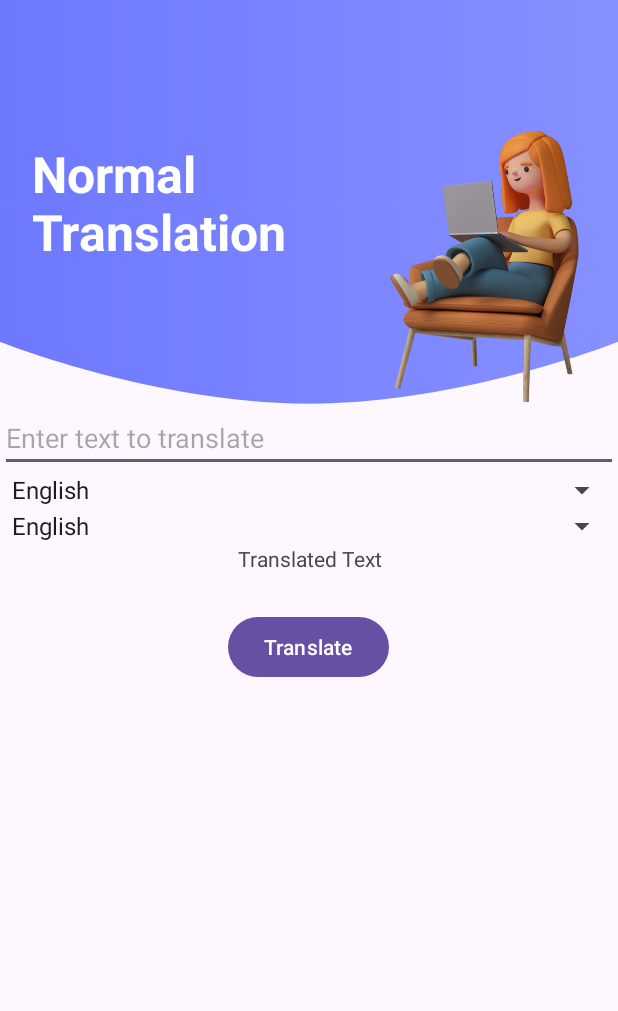
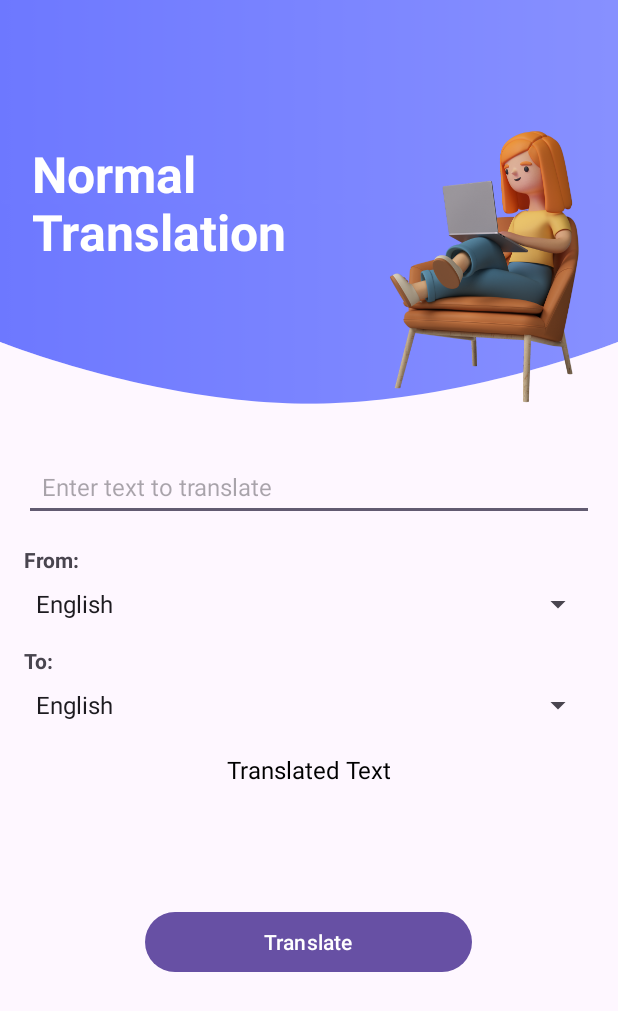
Before and after one commit to Hauooo/Assignment, an Android app: the NormalTranslationActivity screen opened directly, with no data from a screen before it, on a phone screen of 412 x 824 dp. Shown: the top 1011 px of the screen. Run offline under Robolectric (Android 15) with nearby library versions, the phone set to English and light mode, and no system bars; libraries missing offline, so code that uses them is left out: com.google.mlkit.nl.

Commit message:
redesigned UI on normal translation

```diff
--- a/app/src/main/res/layout/activity_main.xml
+++ b/app/src/main/res/layout/activity_main.xml
@@ -1,5 +1,6 @@
 <?xml version="1.0" encoding="utf-8"?>
-<androidx.constraintlayout.widget.ConstraintLayout xmlns:android="http://schemas.android.com/apk/res/android"
+<androidx.constraintlayout.widget.ConstraintLayout
+    xmlns:android="http://schemas.android.com/apk/res/android"
     xmlns:app="http://schemas.android.com/apk/res-auto"
     xmlns:tools="http://schemas.android.com/tools"
     android:layout_width="match_parent"
--- a/app/src/main/res/layout/activity_normal_translation.xml
+++ b/app/src/main/res/layout/activity_normal_translation.xml
@@ -61,55 +61,76 @@
 
             <LinearLayout
                 android:layout_width="match_parent"
-                android:layout_height="466dp"
+                android:layout_height="wrap_content"
+                android:orientation="vertical"
                 android:gravity="center_horizontal"
-                android:orientation="vertical"
-                app:layout_constraintEnd_toEndOf="parent"
+                android:layout_marginTop="16dp"
+                android:padding="16dp"
+                app:layout_constraintTop_toBottomOf="@id/layout1"
                 app:layout_constraintStart_toStartOf="parent"
-                app:layout_constraintTop_toBottomOf="@id/layout1">
+                app:layout_constraintEnd_toEndOf="parent">
 
                 <EditText
                     android:id="@+id/input_text"
                     android:layout_width="match_parent"
                     android:layout_height="wrap_content"
                     android:hint="Enter text to translate"
-                    app:layout_constraintEnd_toEndOf="parent"
-                    app:layout_constraintStart_toStartOf="parent"
-                    app:layout_constraintTop_toTopOf="parent" />
+                    android:padding="12dp"
+                    android:textColor="@android:color/black"
+                    android:textSize="16sp" />
+
+                <TextView
+                    android:id="@+id/textView"
+                    android:layout_width="match_parent"
+                    android:layout_height="wrap_content"
+                    android:layout_marginTop="16dp"
+                    android:textStyle="bold"
+                    android:text="From:" />
 
                 <Spinner
                     android:id="@+id/input_language_spinner"
+                    android:layout_marginTop="8dp"
                     android:layout_width="match_parent"
                     android:layout_height="wrap_content"
                     android:entries="@array/language_array" />
 
+                <TextView
+                    android:id="@+id/textView2"
+                    android:layout_width="match_parent"
+                    android:layout_height="wrap_content"
+                    android:layout_marginTop="16dp"
+                    android:textStyle="bold"
+                    android:text="To:" />
+
                 <Spinner
+                    android:layout_marginTop="8dp"
                     android:id="@+id/translated_language_spinner"
                     android:layout_width="match_parent"
                     android:layout_height="wrap_content"
                     android:entries="@array/language_array" />
 
+
                 <TextView
                     android:id="@+id/translated_text"
                     android:layout_width="match_parent"
                     android:layout_height="wrap_content"
+                    android:text="Translated Text"
                     android:gravity="center"
-                    android:text="Translated Text"
-                    app:layout_constraintEnd_toEndOf="parent"
-                    app:layout_constraintStart_toStartOf="parent"
-                    app:layout_constraintTop_toBottomOf="@id/translate_button" />
+                    android:textColor="@android:color/black"
+                    android:textSize="16sp"
+                    android:layout_marginTop="20dp" />
 
                 <com.google.android.material.button.MaterialButton
                     android:id="@+id/translate_button"
-                    android:layout_width="wrap_content"
+                    android:layout_width="218dp"
                     android:layout_height="wrap_content"
-                    android:layout_gravity="center"
-                    android:layout_marginTop="25dp"
+                    android:layout_marginTop="80dp"
                     android:text="Translate"
-                    app:layout_constraintStart_toStartOf="parent" />
+                    android:textColor="@android:color/white" />
+
+            </LinearLayout>
 
 
-            </LinearLayout>
         </LinearLayout>
     </ScrollView>
 </androidx.constraintlayout.widget.ConstraintLayout>
```
